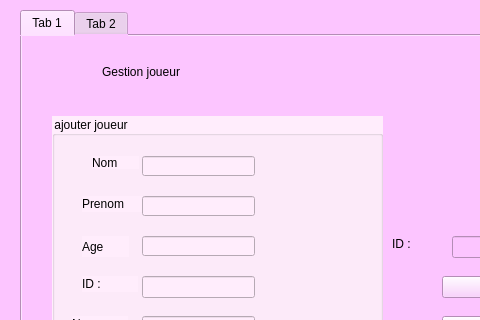
Before: the Qt Designer form mainwindow.ui in FirasJery/Olympic_games_2A15, drawn with Qt 5; both pictures show x 0 to 480 and y 0 to 320 of the 1227 by 621 pixel window.
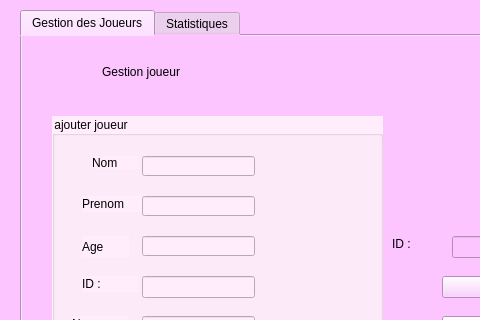
After: the same form once the commit is applied. The open tabs and pages were chosen to show the change. Custom widgets are drawn as their Qt base class.

Commit message: first step integ

The edit to the form file:
```diff
--- a/mainwindow.ui
+++ b/mainwindow.ui
@@ -48,7 +48,7 @@
       </property>
       <widget class="QWidget" name="tab">
        <attribute name="title">
-        <string>Tab 1</string>
+        <string>Gestion des Joueurs</string>
        </attribute>
        <widget class="QPushButton" name="tri_id">
         <property name="geometry">
@@ -472,7 +472,7 @@
       </widget>
       <widget class="QWidget" name="tab_2">
        <attribute name="title">
-        <string>Tab 2</string>
+        <string>Statistiques</string>
        </attribute>
        <widget class="QCustomPlot" name="plot" native="true">
         <property name="geometry">
```
Left out of the diff: 2 changed lines with no effect on the pictures. The commit also changes 2 other files.
